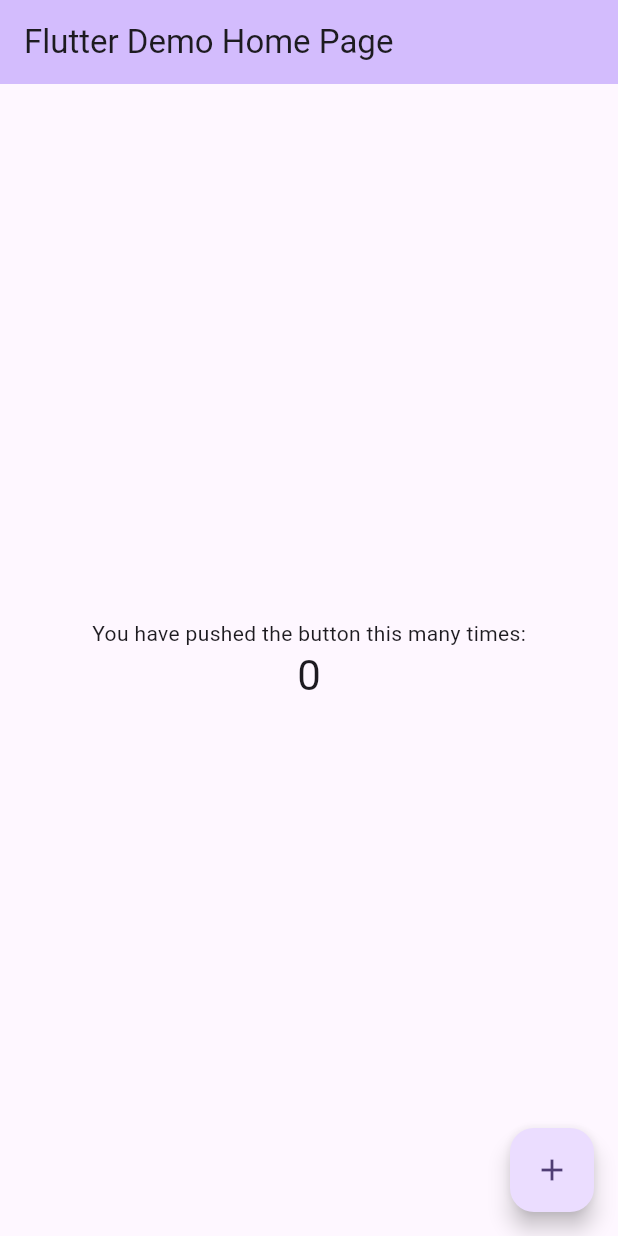
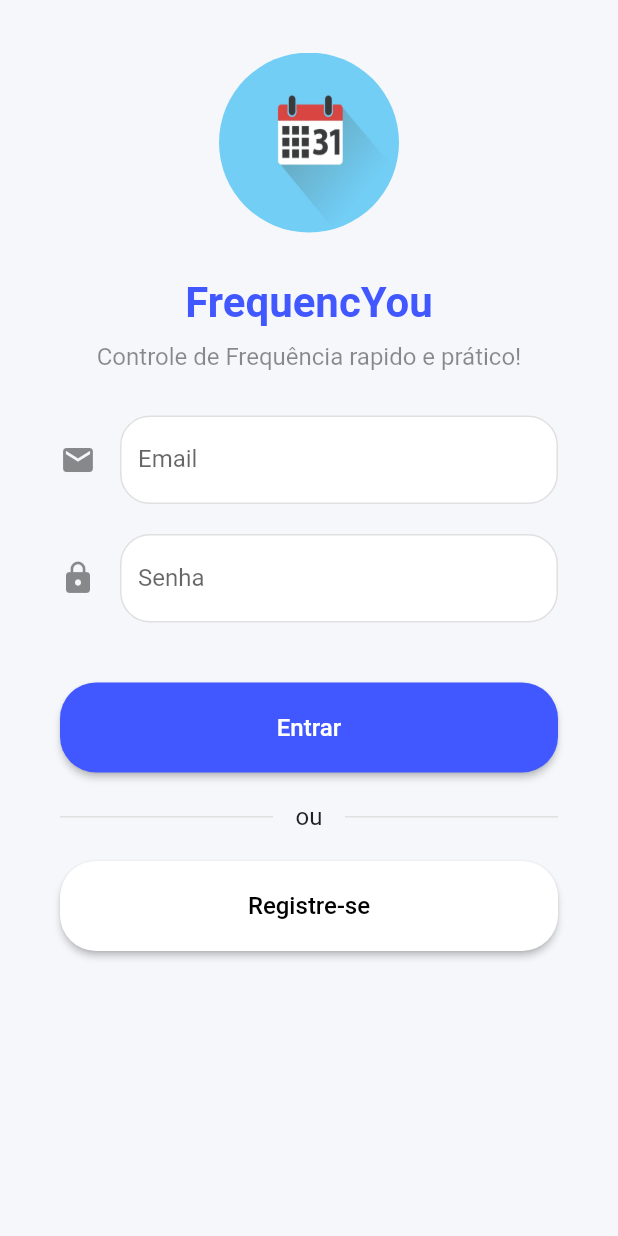
Before and after one commit to gguilherme-gritti/app-frequencia-si700, a Flutter app: the screen it shows after launch, on a phone screen of 412 x 824 dp. Run offline on Flutter 3.47's test engine with Material 2 defaults, Android fonts, the phone set to English and light mode, and no system bars.

Commit message:
create login page

```diff
--- a/frequency/lib/main.dart
+++ b/frequency/lib/main.dart
@@ -1,70 +1,39 @@
 import 'package:flutter/material.dart';
+import 'package:frequency/screens/login.dart';
 
 void main() {
-  runApp(const MyApp());
+  runApp(const Frequency());
 }
 
-class MyApp extends StatelessWidget {
-  const MyApp({super.key});
+class Frequency extends StatelessWidget {
+  const Frequency({super.key});
 
   // This widget is the root of your application.
   @override
   Widget build(BuildContext context) {
     return MaterialApp(
-      title: 'Flutter Demo',
+      title: 'Frequency',
       theme: ThemeData(
         colorScheme: ColorScheme.fromSeed(seedColor: Colors.deepPurple),
         useMaterial3: true,
       ),
-      home: const MyHomePage(title: 'Flutter Demo Home Page'),
+      home: const Home(title: 'Frequency'),
     );
   }
 }
 
-class MyHomePage extends StatefulWidget {
-  const MyHomePage({super.key, required this.title});
+class Home extends StatefulWidget {
+  const Home({super.key, required this.title});
 
   final String title;
 
   @override
-  State<MyHomePage> createState() => _MyHomePageState();
+  State<Home> createState() => _HomeState();
 }
 
-class _MyHomePageState extends State<MyHomePage> {
-  int _counter = 0;
-
-  void _incrementCounter() {
-    setState(() {
-      _counter++;
-    });
-  }
-
+class _HomeState extends State<Home> {
   @override
   Widget build(BuildContext context) {
-    return Scaffold(
-      appBar: AppBar(
-        backgroundColor: Theme.of(context).colorScheme.inversePrimary,
-        title: Text(widget.title),
-      ),
-      body: Center(
-        child: Column(
-          mainAxisAlignment: MainAxisAlignment.center,
-          children: <Widget>[
-            const Text(
-              'You have pushed the button this many times:',
-            ),
-            Text(
-              '$_counter',
-              style: Theme.of(context).textTheme.headlineMedium,
-            ),
-          ],
-        ),
-      ),
-      floatingActionButton: FloatingActionButton(
-        onPressed: _incrementCounter,
-        tooltip: 'Increment',
-        child: const Icon(Icons.add),
-      ), // This trailing comma makes auto-formatting nicer for build methods.
-    );
+    return const Scaffold(body: Login());
   }
 }
--- /dev/null
+++ b/frequency/lib/screens/login.dart
@@ -0,0 +1,135 @@
+import 'package:flutter/material.dart';
+import 'package:frequency/widgets/text_divider.dart';
+
+class Login extends StatelessWidget {
+  const Login();
+
+  @override
+  Widget build(BuildContext context) {
+    return MaterialApp(
+      home: Scaffold(
+        backgroundColor: const Color(0xf6f6f7fb),
+        body: Center(
+          child: Column(
+            children: <Widget>[
+              Container(
+                margin: const EdgeInsets.only(top: 35, bottom: 30),
+                width: 120.0,
+                height: 120.0,
+                decoration: const BoxDecoration(
+                  shape: BoxShape.circle,
+                  image: DecorationImage(
+                    image: AssetImage('lib/assets/img/logo.jpg'),
+                    fit: BoxFit.fill,
+                  ),
+                ),
+              ),
+              Container(
+                  padding: const EdgeInsets.only(left: 40, right: 40),
+                  child: const Column(
+                    children: [
+                      Text(
+                        'FrequencYou',
+                        style: TextStyle(
+                            fontSize: 28.0,
+                            color: Color(0xFF4157ff),
+                            fontWeight: FontWeight.bold),
+                        textAlign: TextAlign.center,
+                      ),
+                      SizedBox(height: 10),
+                      Text(
+                        'Controle de Frequência rapido e prático!',
+                        style: TextStyle(fontSize: 16.0, color: Colors.black45),
+                        textAlign: TextAlign.center,
+                      ),
+                      SizedBox(height: 30),
+                    ],
+                  )),
+              Container(
+                padding: const EdgeInsets.only(left: 40, right: 40),
+                child: Column(
+                  children: [
+                    const TextField(
+                      decoration: InputDecoration(
+                          labelText: 'Email',
+                          icon: Icon(Icons.email),
+                          focusedBorder: OutlineInputBorder(
+                            borderSide:
+                                BorderSide(color: Colors.blue, width: 2),
+                            borderRadius: BorderRadius.all(Radius.circular(
+                                20)), // Cor da borda quando o TextField está focado
+                          ),
+                          enabledBorder: OutlineInputBorder(
+                              borderRadius:
+                                  BorderRadius.all(Radius.circular(20)),
+                              borderSide: BorderSide(color: Colors.black12)),
+                          filled: true,
+                          fillColor: Colors.white),
+                    ),
+                    const SizedBox(height: 20),
+                    const TextField(
+                      obscureText: true,
+                      decoration: InputDecoration(
+                        labelText: 'Senha',
+                        icon: Icon(Icons.lock),
+                        focusedBorder: OutlineInputBorder(
+                          borderSide: BorderSide(color: Colors.blue, width: 2),
+                          borderRadius: BorderRadius.all(Radius.circular(
+                              20)), // Cor da borda quando o TextField está focado
+                        ),
+                        enabledBorder: OutlineInputBorder(
+                            borderRadius: BorderRadius.all(Radius.circular(20)),
+                            borderSide: BorderSide(color: Colors.black12)),
+                        filled: true,
+                        fillColor: Colors.white,
+                      ),
+                    ),
+                    const SizedBox(height: 40),
+                    SizedBox(
+                      width: double.infinity,
+                      child: ElevatedButton(
+                        onPressed: () {},
+                        style: ElevatedButton.styleFrom(
+                          minimumSize: const Size(double.infinity, 60),
+                          backgroundColor: const Color(0xFF4157ff),
+                          shape: RoundedRectangleBorder(
+                            borderRadius: BorderRadius.circular(
+                                24.0), // Ajuste o valor do raio conforme necessário
+                          ),
+                        ),
+                        child: const Text(
+                          'Entrar',
+                          style: TextStyle(fontSize: 16),
+                        ),
+                      ),
+                    ),
+                    const SizedBox(height: 20),
+                    const TextDivider(text: 'ou'),
+                    const SizedBox(height: 20),
+                    SizedBox(
+                      width: double.infinity,
+                      child: ElevatedButton(
+                        onPressed: () {},
+                        style: ElevatedButton.styleFrom(
+                          minimumSize: const Size(double.infinity, 60),
+                          backgroundColor: const Color(0xFFffffff),
+                          shape: RoundedRectangleBorder(
+                            borderRadius: BorderRadius.circular(24.0),
+                          ),
+                        ),
+                        child: const Text(
+                          'Registre-se',
+                          style: TextStyle(color: Colors.black, fontSize: 16),
+                        ),
+                      ),
+                    ),
+                  ],
+                ),
+              )
+            ],
+          ),
+        ),
+      ),
+    );
+  }
+}
--- /dev/null
+++ b/frequency/lib/widgets/text_divider.dart
@@ -0,0 +1,37 @@
+import 'package:flutter/material.dart';
+
+class TextDivider extends StatelessWidget {
+  final String text;
+
+  const TextDivider({
+    required this.text,
+  });
+
+  @override
+  Widget build(BuildContext context) {
+    return Row(
+      children: <Widget>[
+        Expanded(
+          child: Divider(
+            color: Colors.grey[300], // Cor do Divider
+            thickness: 1, // Espessura do Divider
+          ),
+        ),
+        const SizedBox(width: 15), // Espaçamento entre o Divider e o texto
+        Text(
+          text,
+          style: const TextStyle(
+            fontSize: 16, // Tamanho da fonte do texto
+          ),
+        ),
+        const SizedBox(width: 15), // Espaçamento entre o texto e o Divider
+        Expanded(
+          child: Divider(
+            color: Colors.grey[300], // Cor do Divider
+            thickness: 1, // Espessura do Divider
+          ),
+        ),
+      ],
+    );
+  }
+}
```
Also changed, not shown: frequency/pubspec.yaml (+4 -4 lines), frequency/lib/assets/img/logo.jpg (added), 1 other file.
